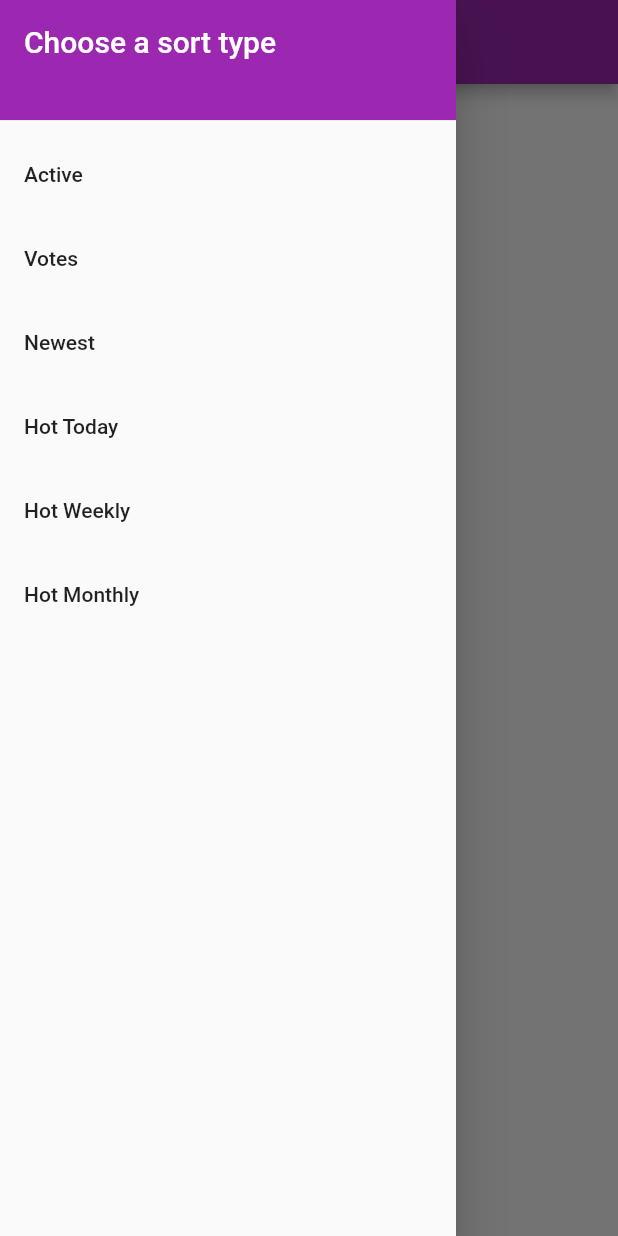
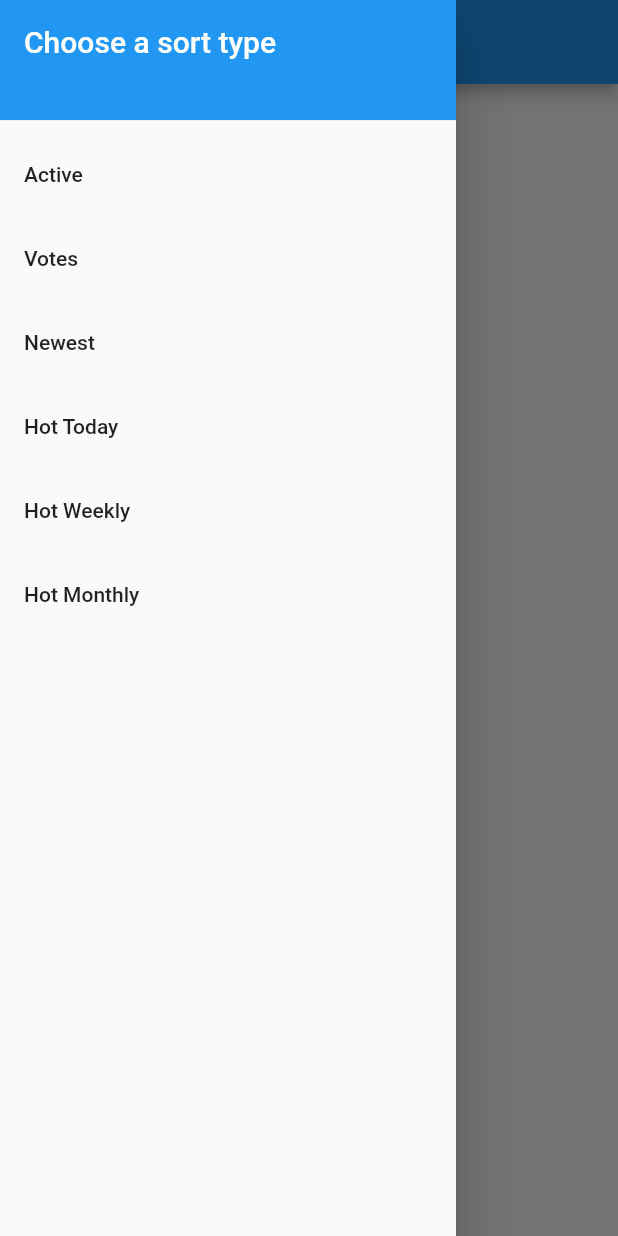
Before and after one commit to duanhong169/flutter_overflow, a Flutter app: the screen it shows after launch, with the side drawer open, on a phone screen of 412 x 824 dp. Run offline on Flutter 3.47's test engine with Material 2 defaults, Android fonts, the phone set to English and light mode, and no system bars; our stand-ins replace connectivity, dio, flutter_redux, redux; network calls fail.

Commit message:
Reload questions on sort type changes

```diff
--- a/lib/containers/sort_types.dart
+++ b/lib/containers/sort_types.dart
@@ -35,7 +35,7 @@ class SortTypes extends StatelessWidget {
             ),
           ),
           decoration: BoxDecoration(
-            color: Colors.purple,
+            color: Colors.blue,
           ),
         )
     ));
@@ -66,6 +66,10 @@ class _ViewModel {
       selectedSortType: store.state.selectedSortType,
       onSortTypeSelected: (key) {
         store.dispatch(SelectSortTypeAction(key));
+        store.dispatch(LoadQuestionsAction.params(
+            page: 1,
+            sortType: store.state.selectedSortType
+        ));
       },
     );
   }
--- a/lib/main.dart
+++ b/lib/main.dart
@@ -24,7 +24,7 @@ class MyApp extends StatelessWidget {
       child: MaterialApp(
         title: 'Flutter Overflow',
         theme: ThemeData(
-          primarySwatch: Colors.purple,
+          primarySwatch: Colors.blue,
         ),
         home: StoreBuilder<AppState>(
             onInit: (store) => store.dispatch(
--- a/lib/middleware/store_stack_overflow_middleware.dart
+++ b/lib/middleware/store_stack_overflow_middleware.dart
@@ -24,6 +24,7 @@ Middleware<AppState> _createFetchQuestions(QuestionsRepository repository) {
             store.dispatch(
               QuestionsLoadedAction(
                 questions.map(Question.fromEntity).toList(),
+                append: action.params["page"] != 1,
               ),
             );
           },
```
